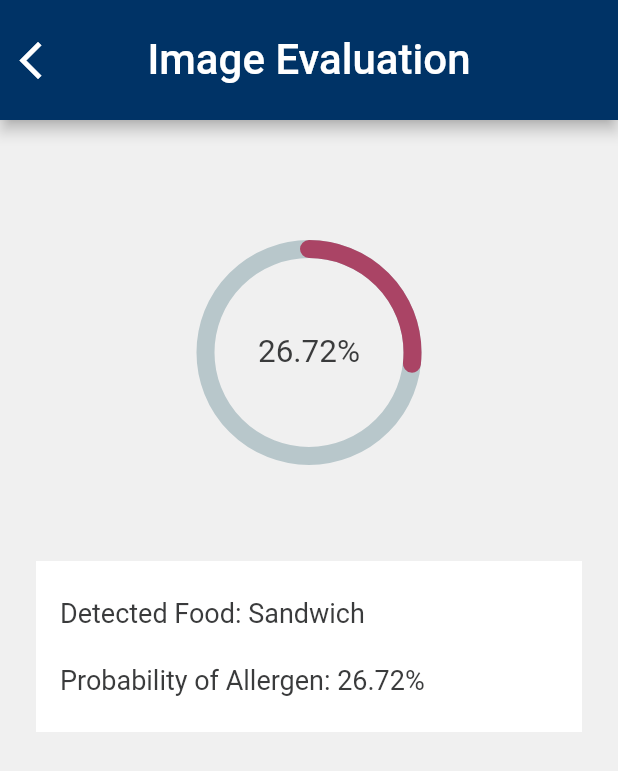
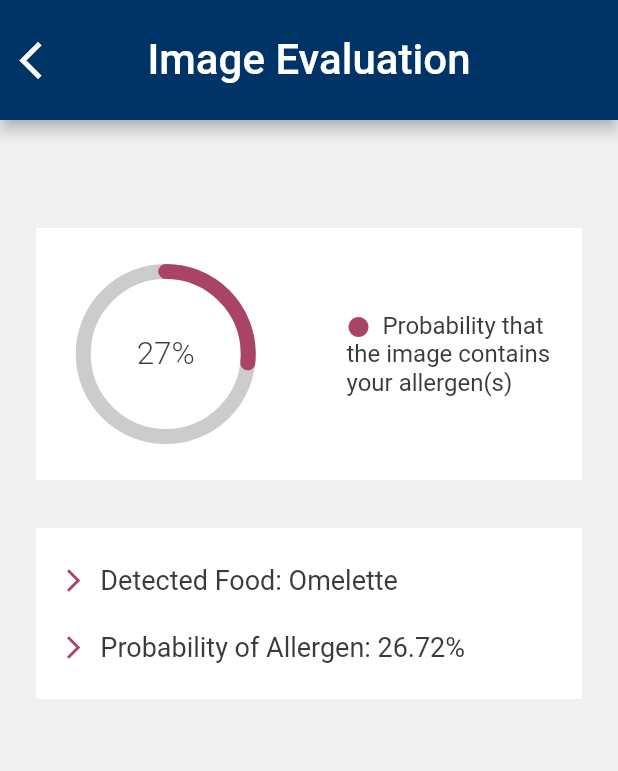
Before and after one commit to sahilshah379/AllergyAI-App, a Flutter app: the Result screen opened directly, on a phone screen of 412 x 824 dp. Shown: the top 771 px of the screen. Run offline on Flutter 3.47's test engine with Material 2 defaults, Android fonts, the phone set to English and light mode, and no system bars; drawn by our look-alikes of percent_indicator; our stand-ins replace cached_network_image, camera, firebase_auth, firebase_core, firebase_database, firebase_storage and 2 more; accounts and stored records are empty.

Commit message:
post patent updates

```diff
--- a/lib/home.dart
+++ b/lib/home.dart
@@ -218,10 +218,10 @@ class _PicturePreviewState extends State<PicturePreview> {
                   ),
                 ),
                 onPressed: () async {
-                  // File file = File(widget.image.path);
-                  // var now = DateFormat('_yyyyMMddHHmmss').format(DateTime.now());
-                  // messaging.uploadFileToFirebase(file, widget.id + now + '.jpg');
-                  // Navigator.pop(context);
+                  File file = File(widget.image.path);
+                  var now = DateFormat('_yyyyMMddHHmmss').format(DateTime.now());
+                  messaging.uploadFileToFirebase(file, widget.id + now + '.jpg');
+                  Future.delayed(Duration(seconds: 5), () {
                     Navigator.of(context).push(
                       PageRouteBuilder(
                         pageBuilder: (context, animation1, animation2) => Result(),
@@ -230,6 +230,7 @@ class _PicturePreviewState extends State<PicturePreview> {
                         ),
                       ),
                     );
+                  });
                 },
               )
             ],
--- a/lib/main.dart
+++ b/lib/main.dart
@@ -35,6 +35,7 @@ class App extends StatelessWidget {
       routes: {
         '/login': (_) => new Login(),
         '/dashboard': (_) => new Dashboard(cameras: cameras),
+        '/result': (_) => new Result(),
       },
     );
   }
--- a/lib/profile.dart
+++ b/lib/profile.dart
@@ -84,7 +84,7 @@ class ProfileState extends State<Profile> {
               _photoURL != '' ? Container(
                 padding: const EdgeInsets.fromLTRB(20.0, 35.0, 0.0, 0.0),
                 child: CachedNetworkImage(
-                  imageUrl: _photoURL,
+                  imageUrl: "https://lh3.googleusercontent.com/ogw/ADea4I7WFzCBfxkJRrnyhXVVbN9VXfw1zMgckW5aclnIzQ=s83-c-mo",
                   imageBuilder: (context, url) => Container(
                     width: 130,
                     height: 130,
--- a/lib/result.dart
+++ b/lib/result.dart
@@ -10,7 +10,8 @@ class Result extends StatefulWidget {
 class ResultState extends State<Result> {
   @override
   Widget build(BuildContext context) {
-    var item = "Sandwich";
+    var item = "Omelette";
+    var allergen = "Egg";
     var probability = "0.2672";
     return new Scaffold (
       appBar: AppBar(
@@ -36,27 +37,70 @@ class ResultState extends State<Result> {
       body: Column(
         crossAxisAlignment: CrossAxisAlignment.center,
         children: <Widget> [
-          Container(
-            alignment: Alignment.center,
-            padding: const EdgeInsets.fromLTRB(8.0, 80.0, 8.0, 40.0),
+          Padding(
+            padding: const EdgeInsets.fromLTRB(24.0, 72.0, 24.0, 0.0),
+            child: Container(
+              width: double.infinity,
+              padding: const EdgeInsets.symmetric(vertical: 24.0, horizontal: 16.0),
+              decoration: new BoxDecoration(
+                color: Colors.white,
+              ),
+              clipBehavior: Clip.hardEdge,
+              child: Row(
+                mainAxisAlignment: MainAxisAlignment.center,
+                children: [
+                  Expanded(
+                    child: Center(
                       child: CircularPercentIndicator(
-              radius: 150.0,
-              lineWidth: 12.0,
+                        radius: 120.0,
+                        lineWidth: 10.0,
                         percent: double.parse(probability),
                         animation: true,
                         center: new Text(
-                  (double.parse(probability) * 100).toStringAsFixed(2) + "%",
+                          (double.parse(probability) * 100).toStringAsFixed(0) + "%",
                           style: TextStyle(
                             fontSize: 21,
+                            fontWeight: FontWeight.w300,
                             color: Theme.of(context).primaryColorDark,
                           ),
                         ),
                         circularStrokeCap: CircularStrokeCap.round,
                         progressColor: Theme.of(context).accentColor,
+                        backgroundColor: Color(0xffCCCCCC),
+                      ),
+                    ),
+                  ),
+                  VerticalDivider(width: 50.0),
+                  Expanded(
+                    child: Center(
+                      child: RichText(
+                        text: TextSpan(
+                          children: [
+                            WidgetSpan(
+                              child: Icon(
+                                Icons.circle,
+                                size: 16,
+                                color: Theme.of(context).accentColor,
+                              ),
+                            ),
+                            TextSpan(
+                              text: "  Probability that the image contains your allergen(s)",
+                              style: TextStyle(
+                                fontSize: 16,
+                                color: Theme.of(context).primaryColorDark,
+                              ),
+                            ),
+                          ],
+                        ),
+                      ),
+                    ),
+                  ),
+                ],
+              ),
             ),
           ),
           Padding(
-            padding: const EdgeInsets.all(24.0),
+            padding: const EdgeInsets.fromLTRB(24.0, 32.0, 24.0, 0.0),
             child: Container(
               width: double.infinity,
               padding: const EdgeInsets.symmetric(vertical: 24.0, horizontal: 16.0),
@@ -67,18 +111,18 @@ class ResultState extends State<Result> {
               child: Column(
                 crossAxisAlignment: CrossAxisAlignment.start,
                 children: <Widget>[
-                  Text(
-                    "Detected Food: " + item,
-                    style: TextStyle(
-                      fontSize: 18,
-                      color: Theme.of(context).primaryColorDark,
+                  RichText(
+                    text: TextSpan(
+                      children: [
+                        WidgetSpan(
+                          child: Icon(
+                            Icons.arrow_forward_ios,
+                            size: 18,
+                            color: Theme.of(context).accentColor,
                           ),
                         ),
-                  Padding(
-                    padding: const EdgeInsets.symmetric(vertical: 12.0),
-                  ),
-                  Text(
-                    "Probability of Allergen: " + (double.parse(probability) * 100).toStringAsFixed(2) + "%",
+                        TextSpan(
+                          text: "  Detected Food: " + item,
                           style: TextStyle(
                             fontSize: 18,
                             color: Theme.of(context).primaryColorDark,
@@ -87,7 +131,33 @@ class ResultState extends State<Result> {
                       ],
                     ),
                   ),
-          )
+                  Padding(
+                    padding: const EdgeInsets.symmetric(vertical: 12.0),
+                  ),
+                  RichText(
+                    text: TextSpan(
+                      children: [
+                        WidgetSpan(
+                          child: Icon(
+                            Icons.arrow_forward_ios,
+                            size: 18,
+                            color: Theme.of(context).accentColor,
+                          ),
+                        ),
+                        TextSpan(
+                          text: "  Probability of Allergen: " + (double.parse(probability) * 100).toStringAsFixed(2) + "%",
+                          style: TextStyle(
+                            fontSize: 18,
+                            color: Theme.of(context).primaryColorDark,
+                          ),
+                        ),
+                      ],
+                    ),
+                  ),
+                ],
+              ),
+            ),
+          ),
         ],
       )
     );
```
Lines whose indentation alone changed are shown as unchanged.
